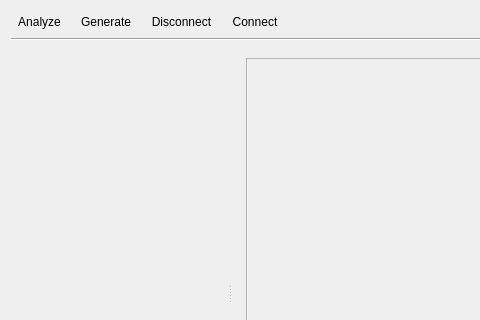
Before: the Qt Designer form mainwindow.ui in Svietq/FlowGraphDesigner, drawn with Qt 5; both pictures show x 0 to 480 and y 0 to 320 of the 728 by 572 pixel window.
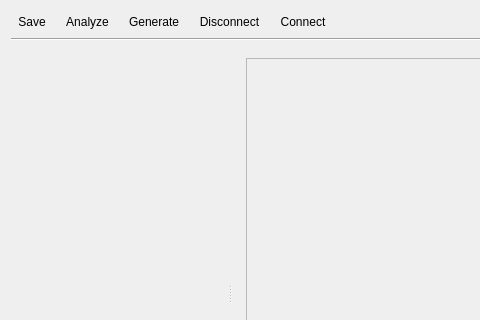
After: the same form once the commit is applied. Custom widgets are drawn as their Qt base class.

The edit to the form file:
```diff
--- a/mainwindow.ui
+++ b/mainwindow.ui
@@ -137,6 +137,28 @@
         <property name="sizeConstraint">
          <enum>QLayout::SetMinimumSize</enum>
         </property>
+        <item>
+         <widget class="QToolButton" name="toolButton_5">
+          <property name="autoFillBackground">
+           <bool>false</bool>
+          </property>
+          <property name="text">
+           <string>Save</string>
+          </property>
+          <property name="checkable">
+           <bool>false</bool>
+          </property>
+          <property name="popupMode">
+           <enum>QToolButton::DelayedPopup</enum>
+          </property>
+          <property name="toolButtonStyle">
+           <enum>Qt::ToolButtonIconOnly</enum>
+          </property>
+          <property name="autoRaise">
+           <bool>true</bool>
+          </property>
+         </widget>
+        </item>
         <item>
          <widget class="QToolButton" name="toolButton">
           <property name="text">
```
